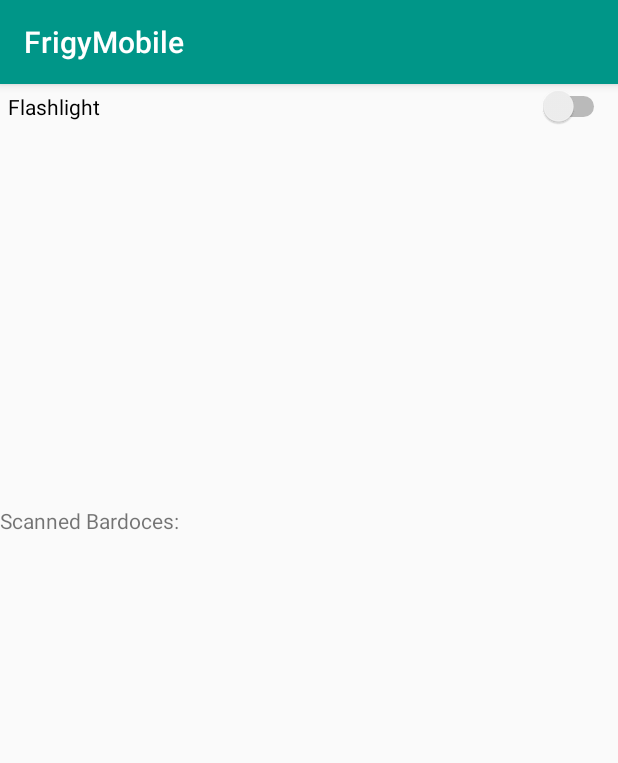
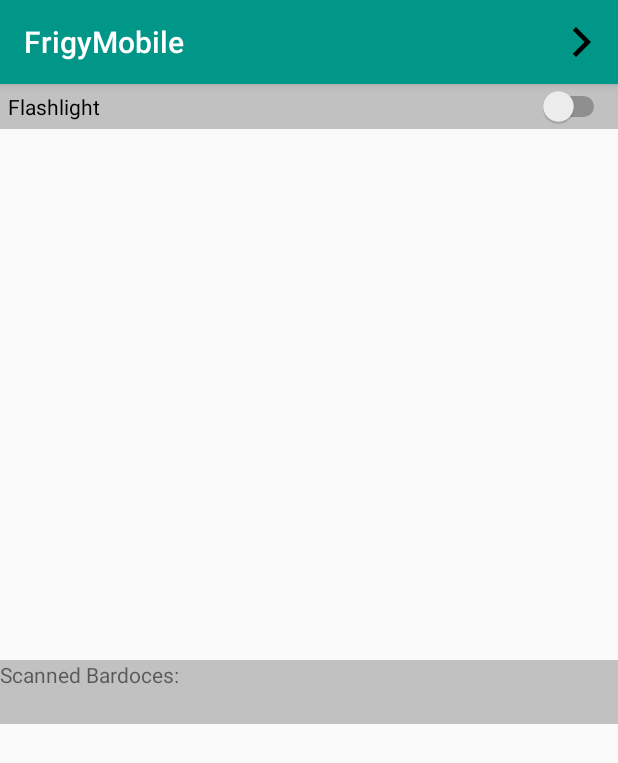
Before and after one commit to bunnywrote/frigy-mobile, an Android app: the CheckInActivity screen opened directly, with no data from a screen before it, on a phone screen of 412 x 824 dp. Shown: the top 763 px of the screen. Run offline under Robolectric (Android 15) with nearby library versions, the phone set to English and light mode, and no system bars; libraries missing offline, so code that uses them is left out: me.dm7.barcodescanner; 5 statements that could not run were skipped.

Commit message:
converted scanning step of checkin into fragment.

```diff
--- a/app/build.gradle
+++ b/app/build.gradle
@@ -10,7 +10,7 @@ android {
     compileSdkVersion 26
     defaultConfig {
         applicationId "org.frigy.frigymobile"
-        minSdkVersion 24
+        minSdkVersion 21
         targetSdkVersion 26
         versionCode 1
         versionName "1.0"
--- a/app/src/main/java/org/frigy/frigymobile/Activities/CheckInActivity.kt
+++ b/app/src/main/java/org/frigy/frigymobile/Activities/CheckInActivity.kt
@@ -10,6 +10,8 @@ import android.support.v4.app.ActivityCompat
 import android.support.v7.app.AppCompatActivity
 import android.support.v7.widget.LinearLayoutManager
 import android.support.v7.widget.RecyclerView
+import android.view.Menu
+import android.view.MenuItem
 import android.view.ViewGroup
 import android.widget.CompoundButton
 import android.widget.Switch
@@ -22,14 +24,7 @@ import org.frigy.frigymobile.Persistence.ProductRepository
 import org.frigy.frigymobile.R
 import org.frigy.frigymobile.ViewModels.CheckinBasketViewModel
 
-class CheckInActivity : AppCompatActivity(), ZBarScannerView.ResultHandler {
-
-    private lateinit var mScannerView: ZBarScannerView
-    private lateinit var itemBasketRecycler: RecyclerView
-    private lateinit var viewAdapter: CheckinBasketItemAdapter
-    private lateinit var viewManager: RecyclerView.LayoutManager
-
-    private val handler: Handler = Handler()
+class CheckInActivity : AppCompatActivity() {
 
 
     private lateinit var viewModel: CheckinBasketViewModel
@@ -43,69 +38,32 @@ class CheckInActivity : AppCompatActivity(), ZBarScannerView.ResultHandler {
         }
 
         setContentView(R.layout.activity_check_in)
-
-        mScannerView = ZBarScannerView(this)
-        val barcodeLayout: ViewGroup = findViewById(R.id.barcode_layout)
-        val flashSwitch: Switch = findViewById(R.id.flashSwitch)
-        flashSwitch.setOnCheckedChangeListener({ compoundButton: CompoundButton, b: Boolean -> mScannerView.flash = b })
-        barcodeLayout.addView(mScannerView)
-
-        viewModel = ViewModelProviders.of(this).get(CheckinBasketViewModel::class.java)
-        viewModel.mBasketItems.observe(this, Observer { it -> viewAdapter.updateItems(it!!) })
-
-        viewManager = LinearLayoutManager(this)
-        viewAdapter = CheckinBasketItemAdapter(this, viewModel)
-
-        itemBasketRecycler = findViewById(R.id.checkin_recycler)
-        itemBasketRecycler.layoutManager = viewManager
-        itemBasketRecycler.adapter = viewAdapter
     }
 
     override fun onResume() {
         super.onResume()
-        mScannerView.setResultHandler(this)
-        mScannerView.setAutoFocus(true)
-        mScannerView.startCamera()
     }
 
     override fun onPause() {
         super.onPause()
-        mScannerView.stopCamera()
     }
 
-/*    class ExampleTask(): TimerTask(){
-        override fun run() {
-            TODO("not implemented") //To change body of created functions use File | Settings | File Templates.
+    override fun onCreateOptionsMenu(menu: Menu): Boolean {
+        // Inflate the menu; this adds items to the action bar if it is present.
+        menuInflater.inflate(R.menu.process_menu, menu)
+        return true
+    }
+
+    override fun onOptionsItemSelected(item: MenuItem) = when (item.itemId) {
+        R.id.proceed -> {
+            // User chose the "Settings" item, show the app settings UI...
+            true
         }
-    }*/
-
-    override fun handleResult(result: Result?) {
-        Toast.makeText(this, "Scan successful: " + result?.contents + " (" + result?.barcodeFormat?.name + ")", Toast.LENGTH_SHORT).show()
-        val products: LiveData<List<Product>> = ProductRepository(this).searchByBarcode(result?.contents.toString())
-
-        products.observe(this, (Observer<List<Product>> {
-            var success: Boolean = false
-            if (products.value!!.isEmpty()) {
-                Toast.makeText(this, "No products found for barcode: " + result?.contents, Toast.LENGTH_SHORT).show()
-            } else if (products.value!!.size == 1) {
-                viewModel.createItemFromProduct(products.value!!.get(0))
-                success = true
-            } else {
-                //TODO multiple products found
-/*                for (product in products.value!!) {
-                    resultView.append(product.toString())
-                }*/
-                success = true
-            }
-
-            if (!success) {
-                mScannerView.resumeCameraPreview(this)
-            } else {
-                handler.postDelayed({ mScannerView.resumeCameraPreview(this) }, 2000)
-            }
-
-        }))
-
+        else -> {
+            // If we got here, the user's action was not recognized.
+            // Invoke the superclass to handle it.
+            super.onOptionsItemSelected(item)
+        }
     }
 
 }
--- a/app/src/main/java/org/frigy/frigymobile/Fragments/CheckInFragment.kt
+++ /dev/null
@@ -1,16 +0,0 @@
-package org.frigy.frigymobile.Fragments
-
-import android.os.Bundle
-import android.support.v4.app.Fragment
-import android.view.LayoutInflater
-import android.view.View
-import android.view.ViewGroup
-import org.frigy.frigymobile.R
-
-
-class CheckInFragment:Fragment() {
-    override fun onCreateView(inflater: LayoutInflater, container: ViewGroup?,
-                              savedInstanceState: Bundle?): View? {
-        return inflater.inflate(R.layout.fragment_main, container, false)
-    }
-}
--- /dev/null
+++ b/app/src/main/java/org/frigy/frigymobile/Fragments/CheckInScanFragment.kt
@@ -0,0 +1,108 @@
+package org.frigy.frigymobile.Fragments
+
+import android.arch.lifecycle.LiveData
+import android.arch.lifecycle.Observer
+import android.arch.lifecycle.ViewModelProviders
+import android.os.Bundle
+import android.os.Handler
+import android.support.v4.app.Fragment
+import android.support.v7.widget.LinearLayoutManager
+import android.support.v7.widget.RecyclerView
+import android.view.LayoutInflater
+import android.view.View
+import android.view.ViewGroup
+import android.widget.CompoundButton
+import android.widget.FrameLayout
+import android.widget.Switch
+import android.widget.Toast
+import me.dm7.barcodescanner.zbar.Result
+import me.dm7.barcodescanner.zbar.ZBarScannerView
+import org.frigy.frigymobile.Adapters.CheckinBasketItemAdapter
+import org.frigy.frigymobile.Models.Product
+import org.frigy.frigymobile.Persistence.ProductRepository
+import org.frigy.frigymobile.R
+import org.frigy.frigymobile.ViewModels.CheckinBasketViewModel
+
+
+class CheckInScanFragment : Fragment(), ZBarScannerView.ResultHandler {
+
+    private lateinit var mScannerView: ZBarScannerView
+    private lateinit var itemRecycler: RecyclerView
+    private lateinit var viewAdapter: CheckinBasketItemAdapter
+    private lateinit var viewManager: RecyclerView.LayoutManager
+
+    private val timedHandler: Handler = Handler()
+    private lateinit var viewModel: CheckinBasketViewModel
+
+    override fun onCreate(savedInstanceState: Bundle?) {
+        super.onCreate(savedInstanceState)
+        viewModel = ViewModelProviders.of(activity).get(CheckinBasketViewModel::class.java)
+        viewModel.mBasketItems.observe(this, Observer { it -> viewAdapter.updateItems(it!!) })
+        viewManager = LinearLayoutManager(activity)
+        viewAdapter = CheckinBasketItemAdapter(activity, viewModel)
+
+    }
+
+    override fun onCreateView(inflater: LayoutInflater, container: ViewGroup?,
+                              savedInstanceState: Bundle?): View? {
+        return inflater.inflate(R.layout.fragment_check_in, container, false)
+    }
+
+    override fun onViewCreated(view: View?, savedInstanceState: Bundle?) {
+        super.onViewCreated(view, savedInstanceState)
+
+        mScannerView = ZBarScannerView(view!!.context)
+        val barcodeLayout: ViewGroup = view.findViewById(R.id.barcode_layout)
+        barcodeLayout.addView(mScannerView)
+
+        val flashSwitch: Switch = view.findViewById(R.id.flashSwitch)
+        flashSwitch.setOnCheckedChangeListener({ compoundButton: CompoundButton, b: Boolean -> mScannerView.flash = b })
+
+        itemRecycler = view.findViewById(R.id.checkin_recycler)
+        itemRecycler.layoutManager = viewManager
+        itemRecycler.adapter = viewAdapter
+    }
+
+
+    override fun onResume() {
+        super.onResume()
+        mScannerView.setResultHandler(this)
+        mScannerView.setAutoFocus(true)
+        mScannerView.startCamera()
+    }
+
+    override fun onPause() {
+        super.onPause()
+        mScannerView.stopCamera()
+    }
+
+    override fun handleResult(result: Result?) {
+        Toast.makeText(activity, "Scan successful: " + result?.contents + " (" + result?.barcodeFormat?.name + ")", Toast.LENGTH_SHORT).show()
+        val products: LiveData<List<Product>> = ProductRepository(activity).searchByBarcode(result?.contents.toString())
+
+        products.observe(this, (Observer<List<Product>> {
+            var success: Boolean = false
+            if (products.value!!.isEmpty()) {
+                Toast.makeText(activity, "No products found for barcode: " + result?.contents, Toast.LENGTH_SHORT).show()
+            } else if (products.value!!.size == 1) {
+                viewModel.createItemFromProduct(products.value!!.get(0))
+                success = true
+            } else {
+                //TODO multiple products found
+/*                for (product in products.value!!) {
+                    resultView.append(product.toString())
+                }*/
+                success = true
+            }
+
+            if (!success) {
+                mScannerView.resumeCameraPreview(this)
+            } else {
+                timedHandler.postDelayed({ mScannerView.resumeCameraPreview(this) }, 2000)
+            }
+
+        }))
+
+    }
+
+}
--- a/app/src/main/java/org/frigy/frigymobile/Models/Product.kt
+++ b/app/src/main/java/org/frigy/frigymobile/Models/Product.kt
@@ -36,12 +36,11 @@ class Product() {
         quantityUnit = QuantityUnit.getBySign(foodrepoProduct.unit)
         ingredients = foodrepoProduct.ingredientTranslations.de
         title = foodrepoProduct.nameTranslations.de
-        imageSrc = foodrepoProduct.images.find { image -> image.categories.contains("Front") }!!.thumb
+        imageSrc = foodrepoProduct.images.find { image -> image.categories.contains("Front") }?.thumb
     }
 
     override fun toString(): String {
         return "Product(id=$id, code=$code, quantity=$quantity, generic=$generic, quantityUnit=$quantityUnit, title='$title', ingredients=$ingredients, imageSrc='$imageSrc', category=$category)"
     }
 
-
 }
--- /dev/null
+++ b/app/src/main/res/drawable/ic_baseline_arrow_forward_ios_24px.xml
@@ -0,0 +1,9 @@
+<vector xmlns:android="http://schemas.android.com/apk/res/android"
+    android:width="24dp"
+    android:height="24dp"
+    android:viewportWidth="24"
+    android:viewportHeight="24">
+    <path
+        android:fillColor="#FF000000"
+        android:pathData="M5.88,4.12L13.76,12l-7.88,7.88L8,22l10,-10L8,2z" />
+</vector>
--- a/app/src/main/res/layout/activity_check_in.xml
+++ b/app/src/main/res/layout/activity_check_in.xml
@@ -9,48 +9,14 @@
     <LinearLayout
         android:layout_width="match_parent"
         android:layout_height="match_parent"
-        android:layout_marginBottom="8dp"
-        android:orientation="vertical"
-        app:layout_constraintBottom_toBottomOf="parent"
-        app:layout_constraintEnd_toEndOf="parent"
-        app:layout_constraintHorizontal_bias="0.6"
-        app:layout_constraintStart_toStartOf="parent"
-        app:layout_constraintTop_toTopOf="parent">
+        android:orientation="horizontal">
 
-        <LinearLayout
-            android:layout_width="match_parent"
-            android:layout_height="wrap_content"
-            android:orientation="horizontal">
-
-            <Switch
-                android:id="@+id/flashSwitch"
-                android:layout_width="wrap_content"
-                android:layout_height="wrap_content"
-                android:layout_weight="1"
-                android:padding="5dp"
-                android:text="Flashlight" />
-        </LinearLayout>
-
-        <FrameLayout
-            android:id="@+id/barcode_layout"
-            android:layout_width="match_parent"
-            android:layout_height="251dp">
-
-        </FrameLayout>
-
-        <TextView
-            android:id="@+id/text_result"
-            android:layout_width="match_parent"
-            android:layout_height="wrap_content"
-            android:text="Scanned Bardoces:"
-            tools:layout_editor_absoluteX="31dp"
-            tools:layout_editor_absoluteY="311dp" />
-
-        <android.support.v7.widget.RecyclerView
-            android:id="@+id/checkin_recycler"
-            android:layout_width="match_parent"
-            android:layout_height="match_parent" />
-
+        <fragment
+            android:id="@+id/scan_fragment"
+            android:name="org.frigy.frigymobile.Fragments.CheckInScanFragment"
+            android:layout_width="0dp"
+            android:layout_height="match_parent"
+            android:layout_weight="1" />
     </LinearLayout>
 
 </android.support.constraint.ConstraintLayout>
--- a/app/src/main/res/layout/checkin_basket_item_layout.xml
+++ b/app/src/main/res/layout/checkin_basket_item_layout.xml
@@ -21,12 +21,13 @@
         android:layout_weight="4"
         android:gravity="top|start"
         android:orientation="vertical"
-        android:padding="1dp">
+        android:padding="5dp">
 
         <TextView
             android:id="@+id/item_title"
             android:layout_width="match_parent"
-            android:layout_height="40dp"
+            android:layout_height="0dp"
+            android:layout_weight="2"
             android:contentDescription="@string/item_title_desc"
             android:ellipsize="end"
             android:maxLines="1"
@@ -37,8 +38,11 @@
         <TextView
             android:id="@+id/item_info"
             android:layout_width="match_parent"
-            android:layout_height="20dp"
+            android:layout_height="0dp"
+            android:layout_weight="1"
             android:contentDescription="@string/item_info_desc"
+            android:ellipsize="end"
+            android:minLines="1"
             android:text="@string/item_info_desc" />
     </LinearLayout>
 
--- a/app/src/main/res/layout/fragment_check_in.xml
+++ b/app/src/main/res/layout/fragment_check_in.xml
@@ -1,11 +1,56 @@
 <?xml version="1.0" encoding="utf-8"?>
-<android.support.constraint.ConstraintLayout
-    xmlns:android="http://schemas.android.com/apk/res/android" android:layout_width="match_parent"
+<android.support.constraint.ConstraintLayout xmlns:android="http://schemas.android.com/apk/res/android"
+    xmlns:app="http://schemas.android.com/apk/res-auto"
+    xmlns:tools="http://schemas.android.com/tools"
+    android:layout_width="match_parent"
     android:layout_height="match_parent">
 
-    <TextView
-        android:text="Barcode scanner"
-        android:layout_width="wrap_content"
-        android:layout_height="wrap_content" />
+    <LinearLayout
+        android:layout_width="match_parent"
+        android:layout_height="match_parent"
+        android:orientation="vertical"
+        app:layout_constraintEnd_toEndOf="parent"
+        app:layout_constraintHorizontal_bias="0.6"
+        app:layout_constraintStart_toStartOf="parent"
+        app:layout_constraintTop_toTopOf="parent">
 
+        <LinearLayout
+            android:layout_width="match_parent"
+            android:layout_height="0dp"
+            android:layout_weight="1"
+            android:orientation="horizontal">
+
+            <Switch
+                android:id="@+id/flashSwitch"
+                android:layout_width="wrap_content"
+                android:layout_height="wrap_content"
+                android:layout_weight="1"
+                android:background="@color/lightGray"
+                android:padding="5dp"
+                android:text="Flashlight" />
+        </LinearLayout>
+
+        <FrameLayout
+            android:id="@+id/barcode_layout"
+            android:layout_width="match_parent"
+            android:layout_height="0dp"
+            android:layout_weight="8" />
+
+        <TextView
+            android:id="@+id/text_result"
+            android:layout_width="match_parent"
+            android:layout_height="0dp"
+            android:layout_weight="1"
+            android:background="@color/lightGray"
+            android:text="Scanned Bardoces:"
+            tools:layout_editor_absoluteX="31dp"
+            tools:layout_editor_absoluteY="311dp" />
+
+        <android.support.v7.widget.RecyclerView
+            android:id="@+id/checkin_recycler"
+            android:layout_width="match_parent"
+            android:layout_height="0dp"
+            android:layout_weight="8" />
+
+    </LinearLayout>
 </android.support.constraint.ConstraintLayout>
--- /dev/null
+++ b/app/src/main/res/menu/process_menu.xml
@@ -0,0 +1,11 @@
+<?xml version="1.0" encoding="utf-8"?>
+<menu xmlns:tools="http://schemas.android.com/tools"
+    xmlns:android="http://schemas.android.com/apk/res/android"
+    xmlns:app="http://schemas.android.com/apk/res-auto">
+    <item
+        android:id="@+id/proceed"
+        android:contentDescription="@string/proceed"
+        android:icon="@drawable/ic_baseline_arrow_forward_ios_24px"
+        android:title="@string/proceed"
+        app:showAsAction="never|always" />
+</menu>
--- a/app/src/main/res/values/strings.xml
+++ b/app/src/main/res/values/strings.xml
@@ -13,4 +13,5 @@
 
     <!-- TODO: Remove or change this placeholder text -->
     <string name="hello_blank_fragment">Hello blank fragment</string>
+    <string name="proceed">proceed</string>
 </resources>
```
